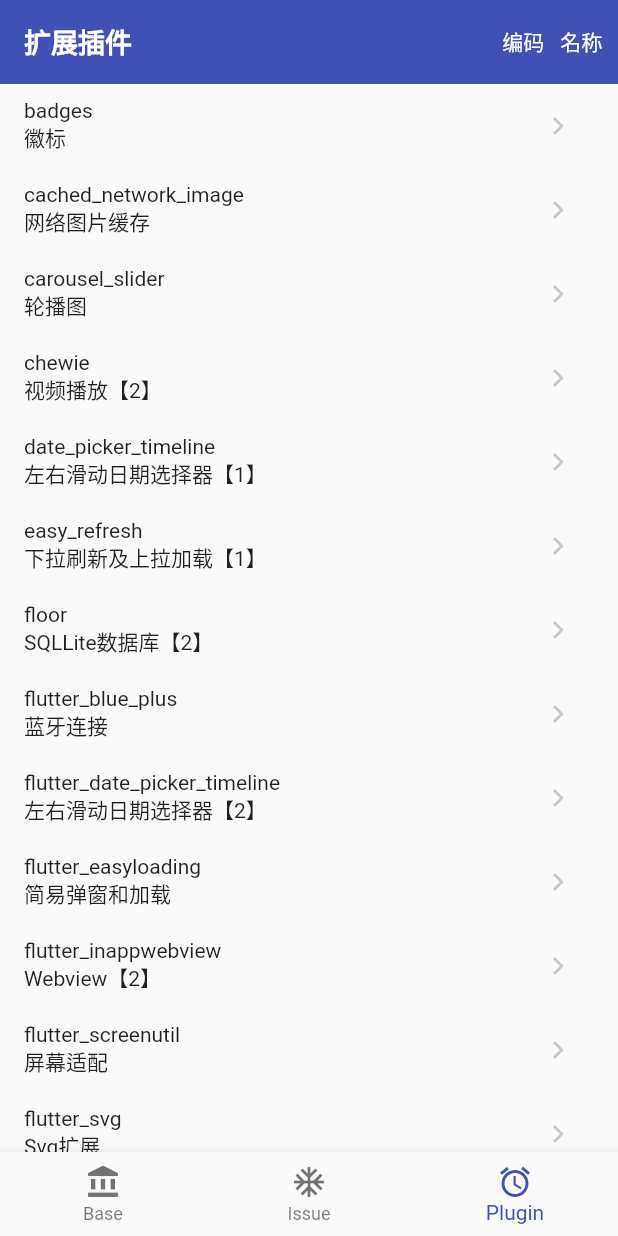
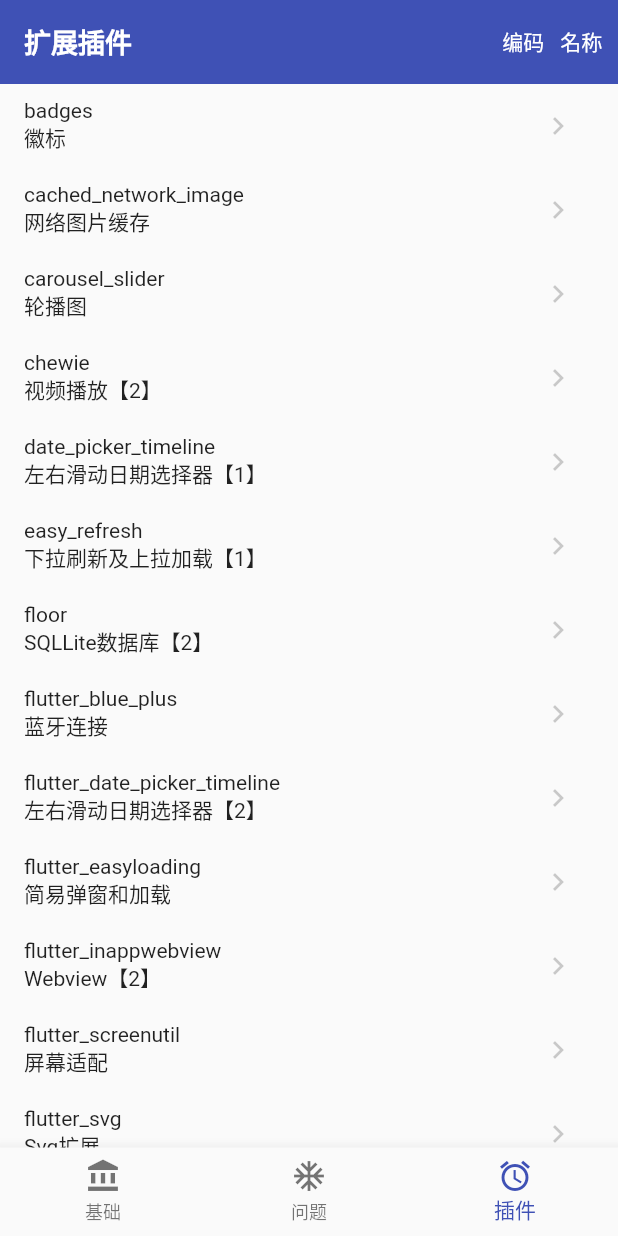
Before and after one commit to FlyNothing/flutter_demo2, a Flutter app: the screen it shows after launch, item 3 of the bottom bar chosen, on a phone screen of 412 x 824 dp. Run offline on Flutter 3.47's test engine with Material 2 defaults, Android fonts, the phone set to English and light mode, and no system bars; our stand-ins replace badges, cached_network_image, carousel_slider, chewie, date_format, date_picker_timeline and 24 more; missing offline and left inert: flutter_date_picker_timeline, flutter_inappwebview, jpush_flutter, mobile_scanner, qr_code_scanner, webview_flutter_android and 1 more; accounts and stored records are empty; generated files the repository leaves out were written again.

Commit message:
[U] - 支持国际化

```diff
--- a/lib/common/global/global_data.dart
+++ b/lib/common/global/global_data.dart
@@ -3,11 +3,12 @@ import 'package:flutter_demo2/base/base_menu_config.dart';
 import 'package:flutter_demo2/common/page/base_menu_view.dart';
 import 'package:flutter_demo2/issue/issue_menu_config.dart';
 import 'package:flutter_demo2/plugin/plugin_menu_view.dart';
+import 'package:get/get.dart';
 
 final List bottomBarDataList = [
-  {'text': 'Base', 'icon': const Icon(Icons.account_balance), 'page': BaseMenuView('基础知识', baseMenuList)},
-  {'text': 'Issue', 'icon': const Icon(Icons.ac_unit), 'page': BaseMenuView('问题修复', issueMenuList)},
-  {'text': 'Plugin', 'icon': const Icon(Icons.access_alarms), 'page': const PluginMenuView()},
+  {'text': 'bottomBarBase'.tr, 'icon': const Icon(Icons.account_balance), 'page': BaseMenuView('appBarTitleBase'.tr, baseMenuList)},
+  {'text': 'bottomBarIssue'.tr, 'icon': const Icon(Icons.ac_unit), 'page': BaseMenuView('appBarTitleIssue'.tr, issueMenuList)},
+  {'text': 'bottomBarPlugin'.tr, 'icon': const Icon(Icons.access_alarms), 'page': const PluginMenuView()},
 ];
 
 final List<BottomNavigationBarItem> bottomBarList = List.generate(
--- /dev/null
+++ b/lib/common/util/i18n_message.dart
@@ -0,0 +1,25 @@
+import 'package:get/get.dart';
+
+/// 多语言配置</p>
+/// GetMaterialApp中的locale和fallbackLocale指定Locale
+class I18nMessage extends Translations {
+  @override
+  Map<String, Map<String, String>> get keys => {
+        'zh_CN': {
+          'bottomBarBase': '基础',
+          'bottomBarIssue': '问题',
+          'bottomBarPlugin': '插件',
+          'appBarTitleBase': '基础知识',
+          'appBarTitleIssue': '问题修复',
+          'appBarTitlePlugin': '扩展插件',
+        },
+        'en_US': {
+          'bottomBarBase': 'Base',
+          'bottomBarIssue': 'Issue',
+          'bottomBarPlugin': 'Plugin',
+          'appBarTitleBase': 'Base',
+          'appBarTitleIssue': 'Issue',
+          'appBarTitlePlugin': 'Plugin',
+        },
+      };
+}
--- a/lib/main.dart
+++ b/lib/main.dart
@@ -1,5 +1,6 @@
 import 'package:flutter/material.dart';
 import 'package:flutter_demo2/common/global/global_binding.dart';
+import 'package:flutter_demo2/common/util/i18n_message.dart';
 import 'package:flutter_demo2/home/home_view.dart';
 import 'package:flutter_easyloading/flutter_easyloading.dart';
 import 'package:flutter_screenutil/flutter_screenutil.dart';
@@ -39,8 +40,10 @@ class App extends StatelessWidget {
           ),
         ),
         defaultTransition: Transition.zoom,
-        // initialBinding: SplashBinding(),
         // getPages: AppPages.pages,
+        translations: I18nMessage(),
+        locale: const Locale('zh', 'CN'), // 按照指定语言翻译
+        fallbackLocale: const Locale('en', 'US'), // 添加一个语言选项，以备指定语言翻译不存在
         home: const HomeView(),
         builder: EasyLoading.init(),
       ),
--- a/lib/plugin/plugin_menu_view.dart
+++ b/lib/plugin/plugin_menu_view.dart
@@ -24,7 +24,7 @@ class PluginMenuView extends StatelessWidget {
   PreferredSizeWidget _getBar(Function(int) onTap) {
     return appBarStandard(
       centerTitle: false,
-      title: '扩展插件',
+      title: 'appBarTitlePlugin'.tr,
       actions: List.generate(
         pluginMenuSortList.length,
         (index) => GestureDetector(
```
